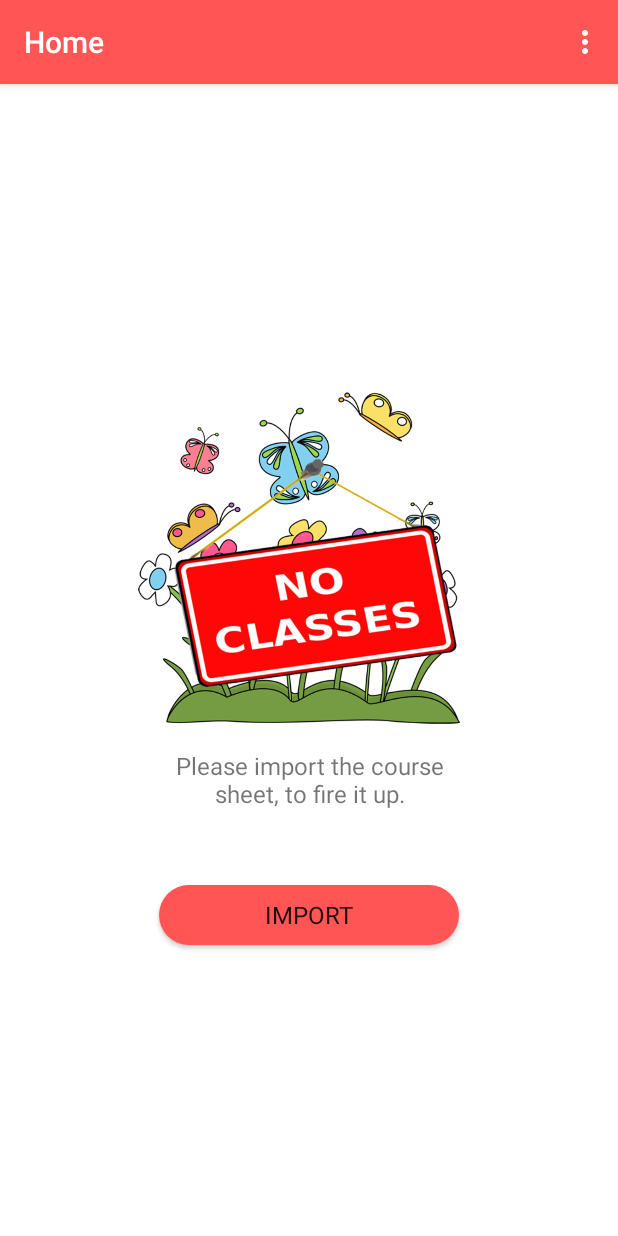
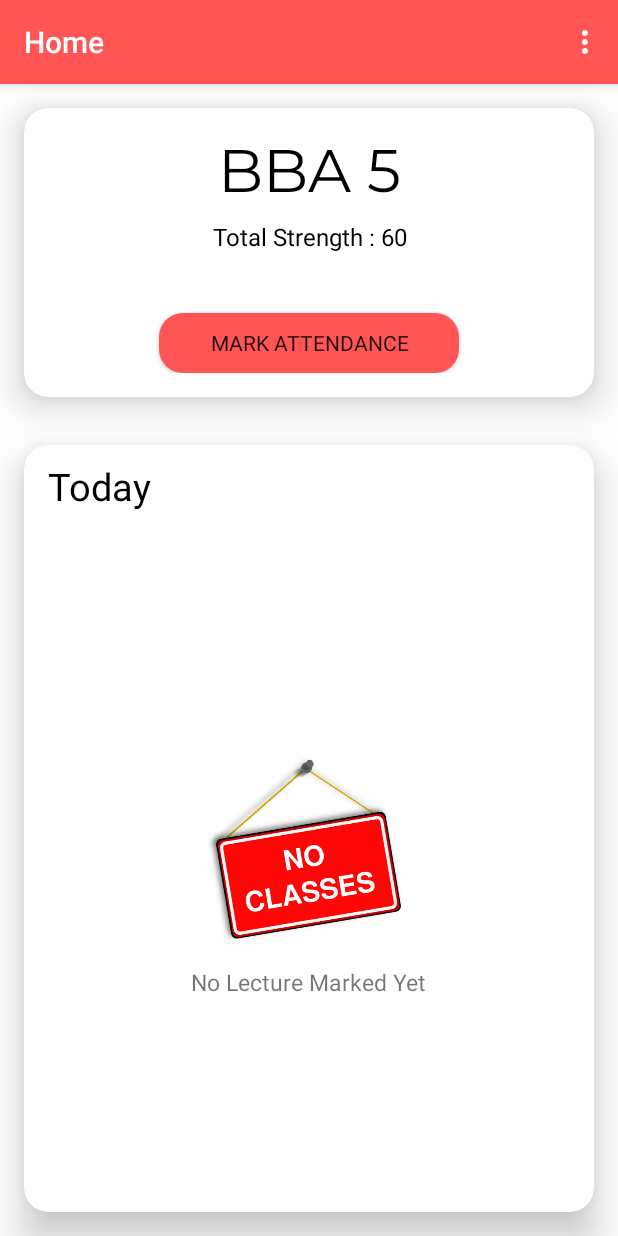
Before and after one commit to badallogical/Attendance-Sheet-App, an Android app built with Jetpack Compose: the fragment Home placed in its activity, on a phone screen of 412 x 824 dp. Run offline under Robolectric (Android 15) with nearby library versions, the phone set to English and light mode, and no system bars; our stand-ins replace Firebase (no records; nobody signed in at launch, a user with empty details on screens opened directly), Room's generated code, Timber, navigation-ui; Roboto replaces fonts that are not available here; 8 statements that could not run were skipped.

Commit message:
CR navigiation done

```diff
--- a/app/src/main/java/com/passion/attendancesheet/fragments/Home.java
+++ b/app/src/main/java/com/passion/attendancesheet/fragments/Home.java
@@ -8,6 +8,7 @@ import androidx.annotation.Nullable;
 import androidx.appcompat.app.AlertDialog;
 import androidx.appcompat.app.AppCompatActivity;
 import androidx.fragment.app.Fragment;
+import androidx.lifecycle.Observer;
 import androidx.lifecycle.ViewModelProvider;
 import androidx.navigation.NavController;
 import androidx.navigation.fragment.NavHostFragment;
@@ -34,6 +35,8 @@ import com.passion.attendancesheet.model.AttendanceSheetViewModel;
 import java.util.ArrayList;
 import java.util.List;
 
+import timber.log.Timber;
+
 /**
  * It is the CR home Screen that display the course sheet
  */
@@ -51,6 +54,7 @@ public class Home extends Fragment {
     @Override
     public void onStart() {
         super.onStart();
+        checkIfSheetAvailable("BBA-5");
         ((AppCompatActivity)getActivity()).getSupportActionBar().setDisplayHomeAsUpEnabled(false);
     }
 
@@ -145,13 +149,27 @@ public class Home extends Fragment {
 
     @Override
     public boolean onOptionsItemSelected(@NonNull MenuItem item) {
-        if( item.getItemId() == R.id.action_Home_to_login3 ){
+        if( item.getItemId() == R.id.action_Home_to_login){
             FirebaseAuth.getInstance().signOut();
             Toast.makeText( getContext(), "Signed Out", Toast.LENGTH_LONG).show();
-            navController.navigate( R.id.action_Home_to_login3 );
+            navController.navigate( R.id.action_Home_to_login );
             return true;
         }
 
         return super.onOptionsItemSelected(item);
     }
+
+    private void checkIfSheetAvailable( String course_name ) {
+
+        // Navigate to CR Home is sheet available
+        viewModel.getStudentCount(course_name).observe(this, new Observer<Integer>() {
+            @Override
+            public void onChanged(Integer integer) {
+                if( integer == 0 ){
+                    navController.navigate( HomeDirections.actionHomeToImportSheet() );
+                    Toast.makeText(getContext(), "No Sheet found", Toast.LENGTH_LONG).show();
+                }
+            }
+        });
+    }
 }
--- a/app/src/main/java/com/passion/attendancesheet/model/AttendanceSheetDao.java
+++ b/app/src/main/java/com/passion/attendancesheet/model/AttendanceSheetDao.java
@@ -32,9 +32,13 @@ public interface AttendanceSheetDao {
 
     // Fetch Data
 
+    @Query("Select count(*) from student where course_id = :courseId")
+    LiveData<Integer> getStudentCount(String courseId );
+
     // Fetch Live Data
     @Query("Select * from student where course_id = :courseId ")
     LiveData<List<Student>> getAllStudent( String courseId );
+
 
     @Query("Select * from teacher")
     LiveData<List<Teacher>> getAllTeacher();
--- a/app/src/main/java/com/passion/attendancesheet/model/AttendanceSheetRepository.java
+++ b/app/src/main/java/com/passion/attendancesheet/model/AttendanceSheetRepository.java
@@ -49,6 +49,9 @@ public class AttendanceSheetRepository {
         });
     }
 
+   LiveData<Integer> getStudentCount(String courseId ){
+        return sheetDao.getStudentCount(courseId);
+    }
 
     // Fetch Live Data
     LiveData<List<Student>> getAllStudent( String course_id ){
--- a/app/src/main/java/com/passion/attendancesheet/model/AttendanceSheetViewModel.java
+++ b/app/src/main/java/com/passion/attendancesheet/model/AttendanceSheetViewModel.java
@@ -38,6 +38,11 @@ public class AttendanceSheetViewModel extends AndroidViewModel {
     }
 
     // Fetch
+
+    public LiveData<Integer> getStudentCount(String courseId ){
+        return mRepository.getStudentCount(courseId);
+    }
+
     public LiveData<List<Student>> getAllStudent(String course_id ){
         return mRepository.getAllStudent( course_id );
     }
--- a/app/src/main/res/layout/fragment_home.xml
+++ b/app/src/main/res/layout/fragment_home.xml
@@ -14,7 +14,6 @@
         android:layout_width="match_parent"
         android:layout_height="match_parent"
         android:orientation="vertical"
-        android:visibility="gone"
         app:layout_constraintTop_toTopOf="parent"
         app:layout_constraintBottom_toBottomOf="parent"
         app:layout_constraintStart_toStartOf="parent"
@@ -147,39 +146,5 @@
 
     </LinearLayout>
 
-    <LinearLayout
-        android:id="@+id/importSheetScreen"
-        android:layout_width="match_parent"
-        android:layout_height="match_parent"
-        android:gravity="center"
-        android:orientation="vertical"
-        tools:context=".fragments.ImportSheet">
-
-        <ImageView
-            android:layout_width="300sp"
-            android:layout_height="249dp"
-            android:src="@drawable/no_class2"
-            />
-
-        <TextView
-            android:layout_width="200sp"
-            android:layout_height="wrap_content"
-            android:text="Please import the course sheet, to fire it up."
-            android:textSize="16sp"
-            android:gravity="center"
-            />
-
-        <Button
-            android:id="@+id/importSheet"
-            android:layout_width="200sp"
-            android:layout_height="40sp"
-            android:textSize="16sp"
-            android:text="Import"
-            android:layout_marginTop="50sp"
-            android:background="@drawable/completely_round_button"
-            />
-
-    </LinearLayout>
-
 
 </androidx.constraintlayout.widget.ConstraintLayout>
--- a/app/src/main/res/menu/cr_menu.xml
+++ b/app/src/main/res/menu/cr_menu.xml
@@ -3,7 +3,7 @@
     xmlns:app="http://schemas.android.com/apk/res-auto">
 
     <item
-        android:id="@+id/action_Home_to_login3"
+        android:id="@+id/action_Home_to_login"
         android:title="Sign Out"
         app:showAsAction="never"
         />
```
Also changed, not shown: app/src/main/java/com/passion/attendancesheet/fragments/ImportSheet.java (+8 -17 lines), app/src/main/res/layout/activity_login.xml (+4 -4 lines), app/src/main/res/navigation/login_navigation.xml (+12 -16 lines).
